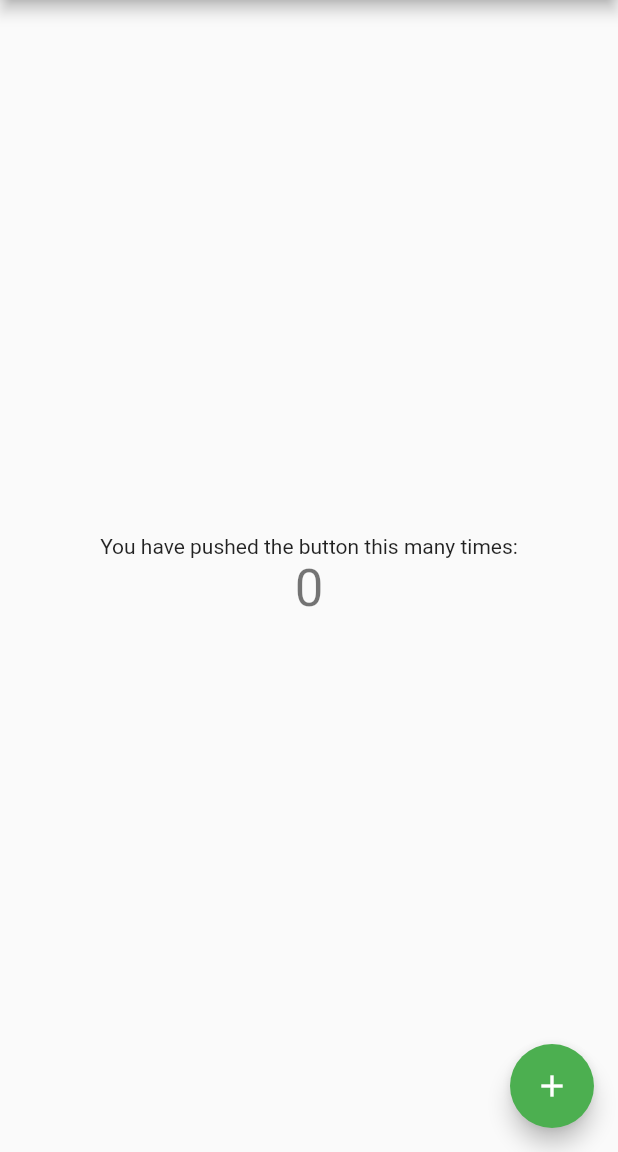
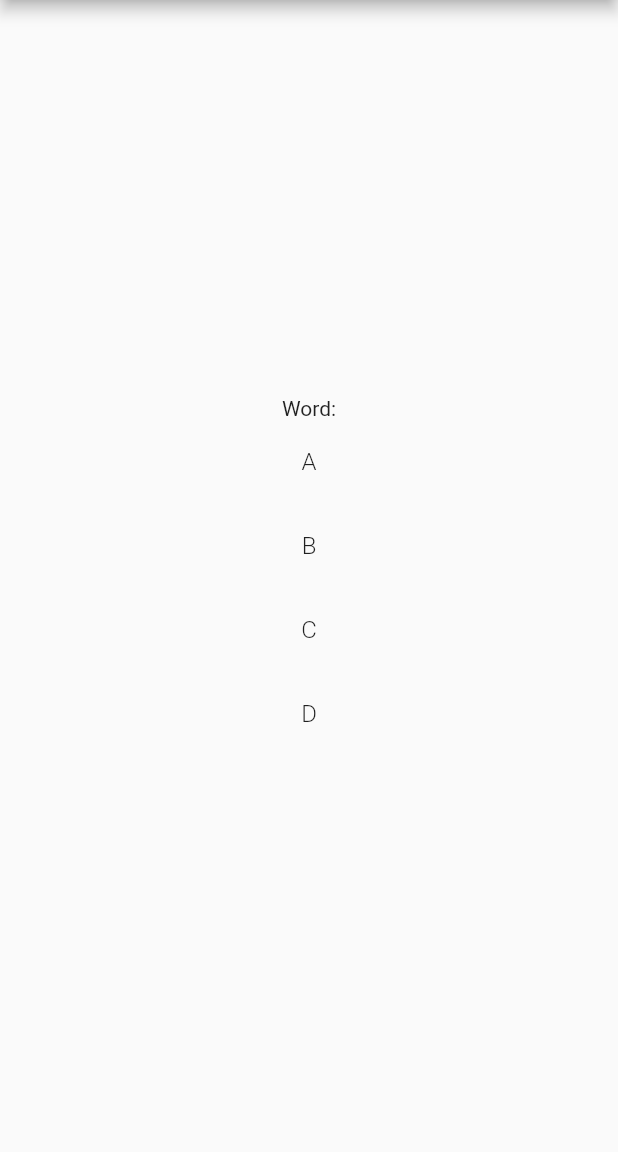
Before and after one commit to kinnerapriyap/is_that_tone, a Flutter app: the screen it shows after launch, on a phone screen of 412 x 824 dp, the part 84-1236 px from its top. Run offline on Flutter 3.47's test engine with Material 2 defaults, Android fonts, the phone set to English and light mode, and no system bars.

Commit message:
Add list view

```diff
--- a/lib/main.dart
+++ b/lib/main.dart
@@ -22,14 +22,6 @@ class MyHomePage extends StatefulWidget {
 }
 
 class _MyHomePageState extends State<MyHomePage> {
-  int _counter = 0;
-
-  void _incrementCounter() {
-    setState(() {
-      _counter++;
-    });
-  }
-
   @override
   Widget build(BuildContext context) {
     return Scaffold(
@@ -40,21 +32,30 @@ class _MyHomePageState extends State<MyHomePage> {
         child: Column(
           mainAxisAlignment: MainAxisAlignment.center,
           children: <Widget>[
-            Text(
-              'You have pushed the button this many times:',
-            ),
-            Text(
-              '$_counter',
-              style: Theme.of(context).textTheme.headline4,
-            ),
+            Text('Word:'),
+            _buildList(),
           ],
         ),
       ),
-      floatingActionButton: FloatingActionButton(
-        onPressed: _incrementCounter,
-        tooltip: 'Increment',
-        child: Icon(Icons.add),
-      ),
     );
   }
+
+  Widget _buildList() => ListView(
+        physics: const NeverScrollableScrollPhysics(),
+        shrinkWrap: true,
+        children: [
+          _tile('A'),
+          _tile('B'),
+          _tile('C'),
+          _tile('D'),
+        ],
+      );
+
+  ListTile _tile(String title) => ListTile(
+        title: Center(
+            child: Text(title,
+                style: TextStyle(
+                  fontWeight: FontWeight.w300,
+                ))),
+      );
 }
```
